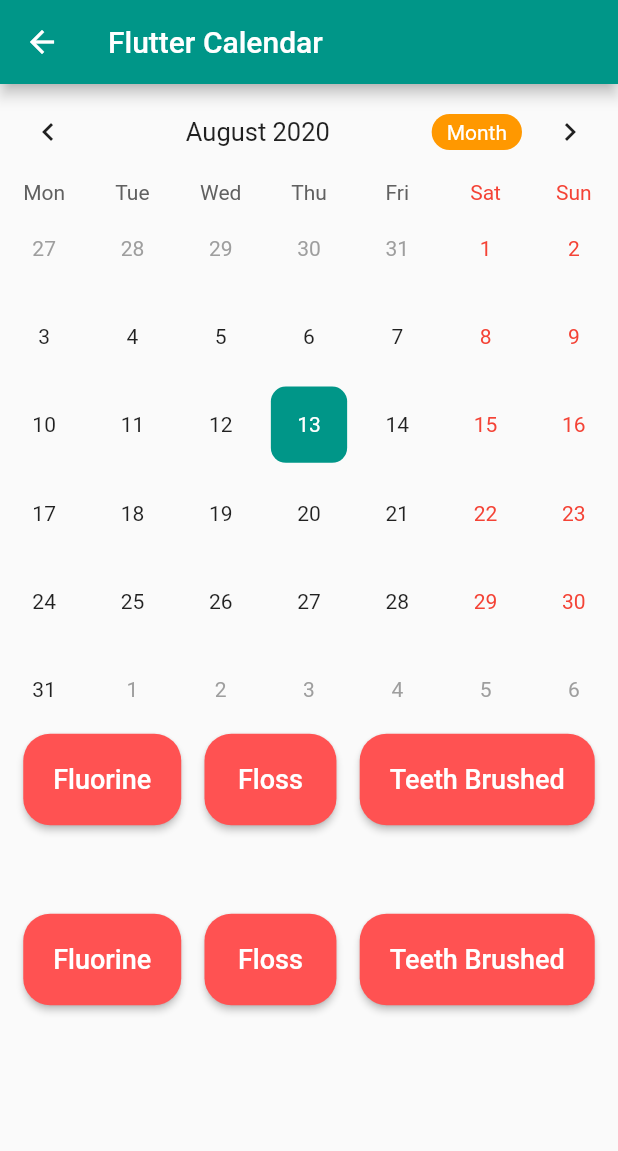
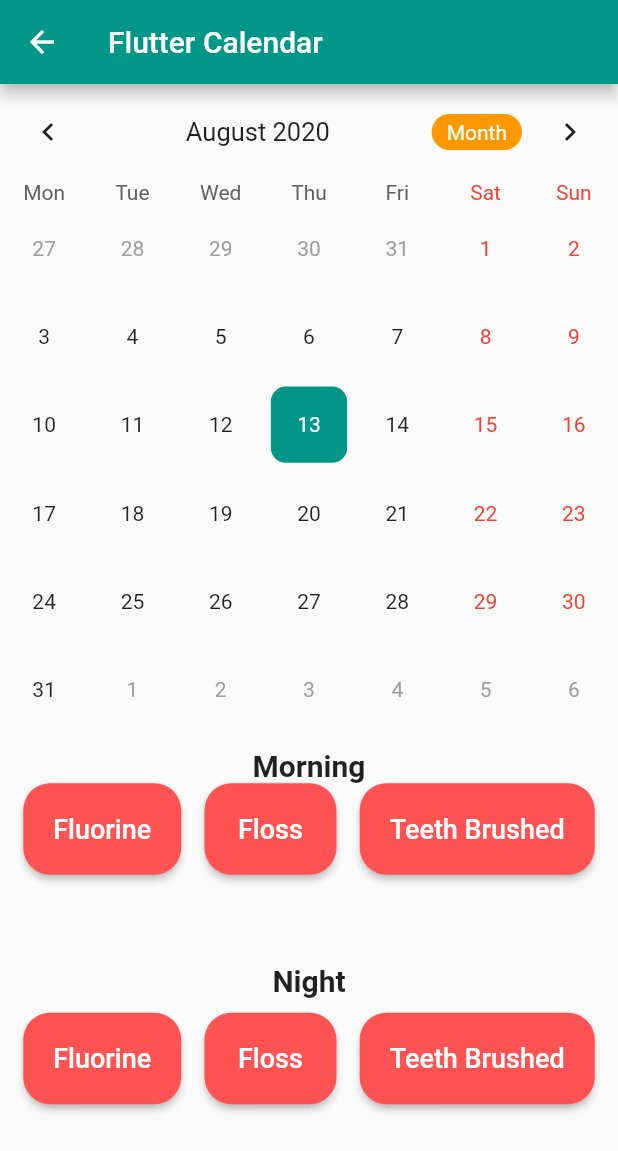
Before and after one commit to Gatai/AngryDentist, a Flutter app: the TableCalendarWidget screen opened directly, on a phone screen of 412 x 824 dp. Shown: the top 1151 px of the screen. Run offline on Flutter 3.47's test engine with Material 2 defaults, Android fonts, the phone set to English and light mode, and no system bars; drawn by our look-alikes of table_calendar; our stand-ins replace cloud_firestore, firebase_auth, firebase_database, fluttertoast; accounts and stored records are empty.

Commit message:
Added text (n/m) above button on calender

```diff
--- a/lib/widgets/buttonsWidget.dart
+++ b/lib/widgets/buttonsWidget.dart
@@ -42,11 +42,7 @@ class _ButtonsWidgetState extends State<ButtonsWidget> {
     dateTime = widget.dateTime;
     if (dateTime == null) {
       dateTime = DateTime.now();
-      print("Datum skrivs ut nedan");
-      print("n" + dateTime.toIso8601String());
     }
-
-    print("b" + dateTime.toIso8601String());
 
     initButtons(currentUser);
 
@@ -147,7 +143,6 @@ class _ButtonsWidgetState extends State<ButtonsWidget> {
     if (hasFetched != tempDate) {
       // Hämta aktivicy från DB
       //Fetch data from database
-      print("s" + dateTime.toIso8601String());
 
       Firestore.instance
           .collection("activities")
--- a/lib/widgets/tableCalendarWidget.dart
+++ b/lib/widgets/tableCalendarWidget.dart
@@ -30,6 +30,10 @@ class _TableCalendarWidgetState extends State<TableCalendarWidget> {
     super.dispose();
   }
 
+  var textStyle = new TextStyle(fontSize: 18.0);
+  var paddingAbove = EdgeInsets.all(5.0);
+  var paddingBelow = EdgeInsets.all(5.0);
+
   @override
   Widget build(BuildContext context) {
     return Scaffold(
@@ -39,7 +43,9 @@ class _TableCalendarWidgetState extends State<TableCalendarWidget> {
       ),
       body: SingleChildScrollView(
         child: Column(
-          crossAxisAlignment: CrossAxisAlignment.start,
+          mainAxisAlignment: MainAxisAlignment.start,
+          mainAxisSize: MainAxisSize.max,
+          crossAxisAlignment: CrossAxisAlignment.center,
           children: <Widget>[
             TableCalendar(
               initialCalendarFormat: CalendarFormat.month,
@@ -64,7 +70,6 @@ class _TableCalendarWidgetState extends State<TableCalendarWidget> {
               onDaySelected: (date, events) {
                 setState(() {
                   dateTime = date;
-                  print("c" + dateTime.toIso8601String());
                 });
               },
               builders: CalendarBuilders(
@@ -92,8 +97,29 @@ class _TableCalendarWidgetState extends State<TableCalendarWidget> {
               ),
               calendarController: _calendarController,
             ),
-            //EventWidget()
+            Padding(
+              padding: paddingAbove,
+            ),
+            Text(
+              "Morning",
+              textAlign: TextAlign.center,
+              style: TextStyle(
+                fontWeight: FontWeight.bold,
+                fontSize: 20.0,
+              ),
+            ),
             ButtonsWidget(isMorning: true, dateTime: dateTime),
+            Text(
+              "Night",
+              textAlign: TextAlign.center,
+              style: TextStyle(
+                fontWeight: FontWeight.bold,
+                fontSize: 20.0,
+              ),
+            ),
+            Padding(
+              padding: paddingBelow,
+            ),
             ButtonsWidget(isMorning: false, dateTime: dateTime),
           ],
         ),
```
Also changed, not shown: lib/widgets/eventWidget.dart (deleted, +0 -52 lines).
